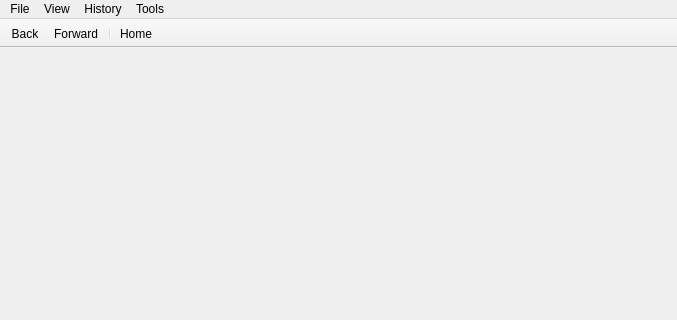
Qt form pydm/pydm.ui (slaclab/pydm) before a commit; both pictures show x 0 to 677 and y 0 to 320 of the 677 by 465 pixel window.
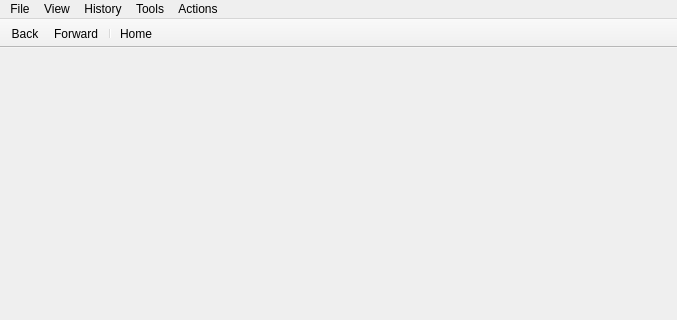
The same form after that commit.

Commit message: ENH: added ability to create a custom menu in the menubar

Diff of the .ui file:
```diff
--- a/pydm/pydm.ui
+++ b/pydm/pydm.ui
@@ -29,7 +29,7 @@
      <x>0</x>
      <y>0</y>
      <width>677</width>
-     <height>22</height>
+     <height>20</height>
     </rect>
    </property>
    <widget class="QMenu" name="menuFile">
@@ -74,10 +74,16 @@
     <addaction name="actionLoadTool"/>
     <addaction name="separator"/>
    </widget>
+   <widget class="QMenu" name="menuCustomActions">
+    <property name="title">
+     <string>Actions</string>
+    </property>
+   </widget>
    <addaction name="menuFile"/>
    <addaction name="menuView"/>
    <addaction name="menuHistory"/>
    <addaction name="menuTools"/>
+   <addaction name="menuCustomActions"/>
   </widget>
   <widget class="QStatusBar" name="statusbar"/>
   <widget class="QToolBar" name="navbar">
```
Left out of the diff: 33 changed lines with no effect on the pictures. The commit also changes 3 other files.
